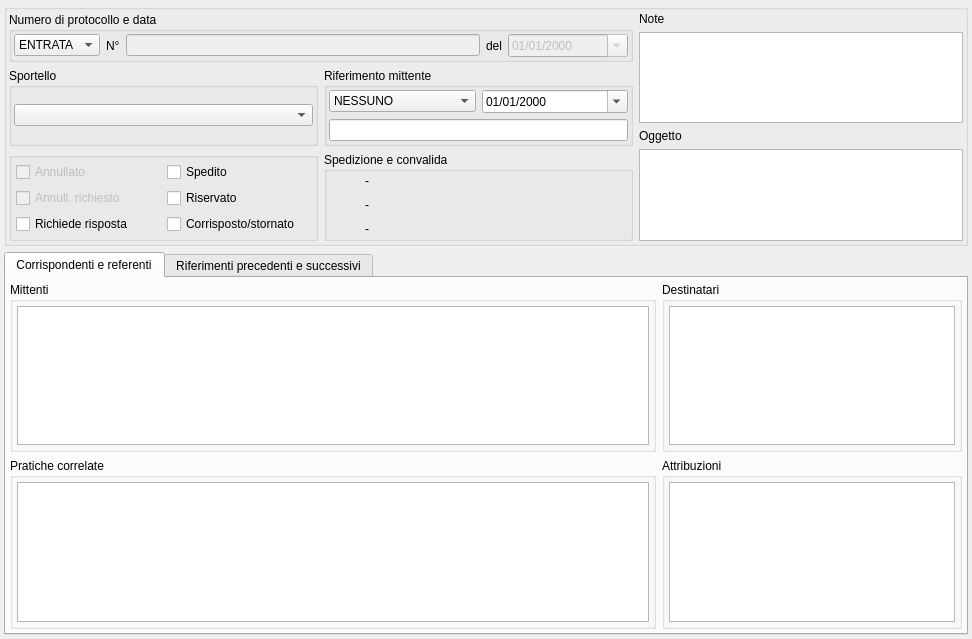
Above: src/com/axiastudio/suite/protocollo/forms/protocollo.ui from tizianolattisi/suitegda before the change. Below: the same form after it.
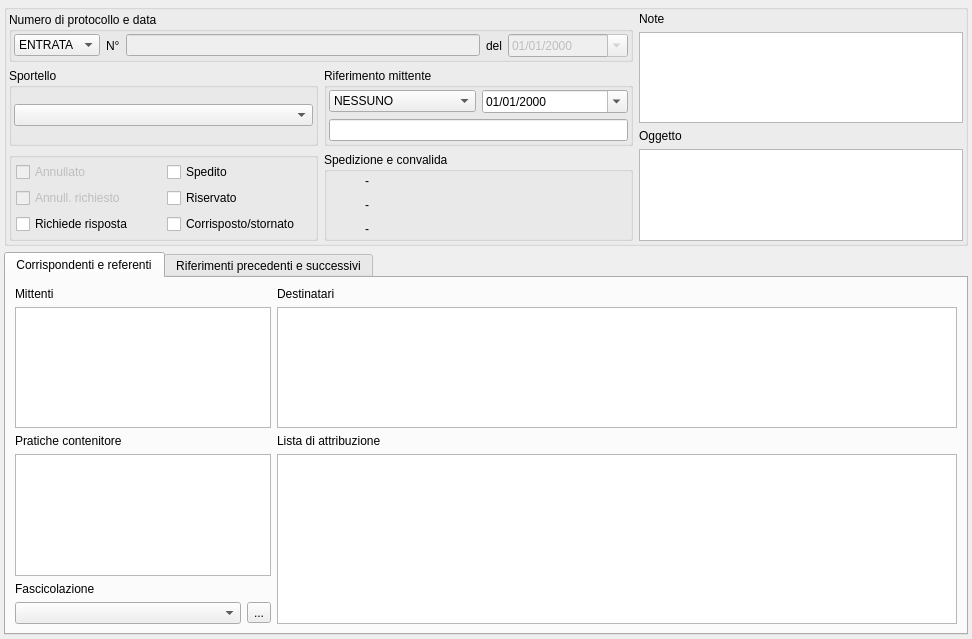
That is the form after the change. Custom widgets are drawn as their Qt base class.

Commit message: Fascicolazione nella form protocollo (da completare con la selezione).

What changed in the file:
```diff
--- a/src/com/axiastudio/suite/protocollo/forms/protocollo.ui
+++ b/src/com/axiastudio/suite/protocollo/forms/protocollo.ui
@@ -515,20 +515,28 @@
         <string>Corrispondenti e referenti</string>
        </attribute>
        <layout class="QGridLayout" name="gridLayout_5">
-        <property name="margin">
-         <number>4</number>
-        </property>
-        <item row="0" column="0">
-         <widget class="QGroupBox" name="groupBox_6">
-          <property name="title">
+        <item row="0" column="0" colspan="2">
+         <widget class="QLabel" name="label_5">
+          <property name="text">
            <string>Mittenti</string>
           </property>
-          <layout class="QVBoxLayout" name="verticalLayout_5">
-           <property name="margin">
-            <number>4</number>
-           </property>
-           <item>
+         </widget>
+        </item>
+        <item row="0" column="2">
+         <widget class="QLabel" name="label_6">
+          <property name="text">
+           <string>Destinatari</string>
+          </property>
+         </widget>
+        </item>
+        <item row="1" column="0" colspan="2">
             <widget class="com.axiastudio.pypapi.ui.widgets.PyPaPiTableView" name="tableView_2">
+          <property name="minimumSize">
+           <size>
+            <width>0</width>
+            <height>0</height>
+           </size>
+          </property>
              <property name="entity" stdset="0">
               <string>.soggettoProtocolloCollection</string>
              </property>
@@ -543,31 +551,7 @@
              </property>
             </widget>
            </item>
-          </layout>
-         </widget>
-        </item>
-        <item row="0" column="1">
-         <widget class="QGroupBox" name="groupBox_7">
-          <property name="minimumSize">
-           <size>
-            <width>300</width>
-            <height>0</height>
-           </size>
-          </property>
-          <property name="maximumSize">
-           <size>
-            <width>300</width>
-            <height>16777215</height>
-           </size>
-          </property>
-          <property name="title">
-           <string>Destinatari</string>
-          </property>
-          <layout class="QVBoxLayout" name="verticalLayout_6">
-           <property name="margin">
-            <number>4</number>
-           </property>
-           <item>
+        <item row="1" column="2">
             <widget class="com.axiastudio.pypapi.ui.widgets.PyPaPiTableView" name="tableView_3">
              <property name="entity" stdset="0">
               <string>.ufficioProtocolloCollection</string>
@@ -580,19 +564,21 @@
              </property>
             </widget>
            </item>
-          </layout>
+        <item row="2" column="0" colspan="2">
+         <widget class="QLabel" name="label_7">
+          <property name="text">
+           <string>Pratiche contenitore</string>
+          </property>
          </widget>
         </item>
-        <item row="1" column="0">
-         <widget class="QGroupBox" name="groupBox_9">
-          <property name="title">
-           <string>Pratiche correlate</string>
+        <item row="2" column="2">
+         <widget class="QLabel" name="label_8">
+          <property name="text">
+           <string>Lista di attribuzione</string>
           </property>
-          <layout class="QVBoxLayout" name="verticalLayout_7">
-           <property name="margin">
-            <number>4</number>
-           </property>
-           <item>
+         </widget>
+        </item>
+        <item row="3" column="0" colspan="2">
             <widget class="com.axiastudio.pypapi.ui.widgets.PyPaPiTableView" name="tableView_4">
              <property name="columns" stdset="0">
               <string>pratica</string>
@@ -605,31 +591,7 @@
              </property>
             </widget>
            </item>
-          </layout>
-         </widget>
-        </item>
-        <item row="1" column="1">
-         <widget class="QGroupBox" name="groupBox_8">
-          <property name="minimumSize">
-           <size>
-            <width>300</width>
-            <height>0</height>
-           </size>
-          </property>
-          <property name="maximumSize">
-           <size>
-            <width>300</width>
-            <height>16777215</height>
-           </size>
-          </property>
-          <property name="title">
-           <string>Attribuzioni</string>
-          </property>
-          <layout class="QVBoxLayout" name="verticalLayout">
-           <property name="margin">
-            <number>4</number>
-           </property>
-           <item>
+        <item row="3" column="2" rowspan="3">
             <widget class="com.axiastudio.pypapi.ui.widgets.PyPaPiTableView" name="tableViewAttribuzioni">
              <property name="entity" stdset="0">
               <string>.attribuzioneCollection</string>
@@ -642,7 +604,28 @@
              </property>
             </widget>
            </item>
-          </layout>
+        <item row="4" column="0" colspan="2">
+         <widget class="QLabel" name="label_9">
+          <property name="text">
+           <string>Fascicolazione</string>
+          </property>
+         </widget>
+        </item>
+        <item row="5" column="0">
+         <widget class="com.axiastudio.pypapi.ui.widgets.PyPaPiComboBox" name="comboBox_4">
+          <property name="column" stdset="0">
+           <string>Fascicolo</string>
+          </property>
+          <property name="search" stdset="0">
+           <bool>true</bool>
+          </property>
+         </widget>
+        </item>
+        <item row="5" column="1">
+         <widget class="QToolButton" name="toolButtonTitolario">
+          <property name="text">
+           <string>...</string>
+          </property>
          </widget>
         </item>
        </layout>
```
Left out of the diff: 4 changed lines with no effect on the pictures. Lines whose indentation alone changed are shown as unchanged. The commit also changes 6 other files.
